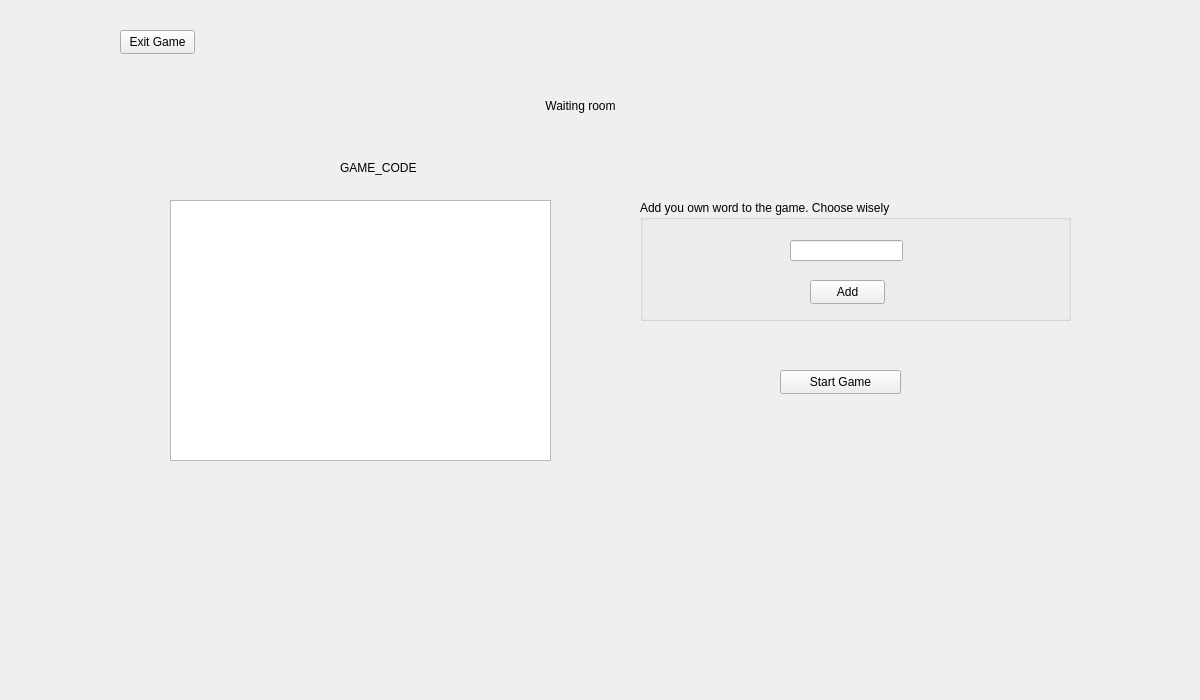
The window that Client/Client/Client/WaitingRoom.ui (ElenaLaura366/ProjectModernCpp) describes before a commit, drawn with Qt 5.
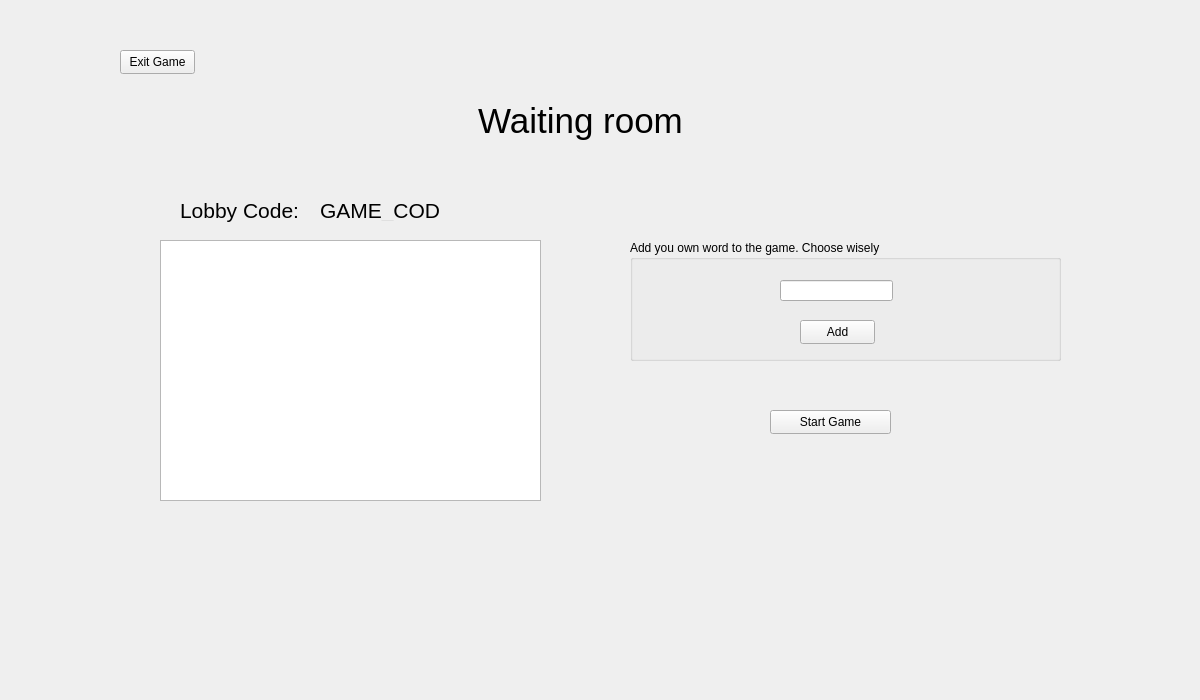
The same window after the commit.

Commit message: made chat desabled for drawing player, ui work

```diff
--- a/Client/Client/Client/WaitingRoom.ui
+++ b/Client/Client/Client/WaitingRoom.ui
@@ -16,12 +16,17 @@
   <widget class="QLabel" name="label">
    <property name="geometry">
     <rect>
-     <x>530</x>
-     <y>90</y>
-     <width>101</width>
-     <height>31</height>
+     <x>440</x>
+     <y>60</y>
+     <width>281</width>
+     <height>121</height>
     </rect>
    </property>
+   <property name="font">
+    <font>
+     <pointsize>26</pointsize>
+    </font>
+   </property>
    <property name="text">
     <string>Waiting room</string>
    </property>
@@ -32,8 +37,8 @@
   <widget class="QGroupBox" name="groupBox">
    <property name="geometry">
     <rect>
-     <x>640</x>
-     <y>200</y>
+     <x>630</x>
+     <y>240</y>
      <width>431</width>
      <height>121</height>
     </rect>
@@ -68,8 +73,8 @@
   <widget class="QPushButton" name="startGame">
    <property name="geometry">
     <rect>
-     <x>780</x>
-     <y>370</y>
+     <x>770</x>
+     <y>410</y>
      <width>121</width>
      <height>24</height>
     </rect>
@@ -81,12 +86,17 @@
   <widget class="QLabel" name="label_2">
    <property name="geometry">
     <rect>
-     <x>340</x>
-     <y>160</y>
-     <width>111</width>
-     <height>16</height>
+     <x>320</x>
+     <y>200</y>
+     <width>121</width>
+     <height>21</height>
     </rect>
    </property>
+   <property name="font">
+    <font>
+     <pointsize>16</pointsize>
+    </font>
+   </property>
    <property name="text">
     <string>GAME_CODE</string>
    </property>
@@ -94,8 +104,8 @@
   <widget class="QListWidget" name="listWidget">
    <property name="geometry">
     <rect>
-     <x>170</x>
-     <y>200</y>
+     <x>160</x>
+     <y>240</y>
      <width>381</width>
      <height>261</height>
     </rect>
@@ -108,7 +118,7 @@
    <property name="geometry">
     <rect>
      <x>120</x>
-     <y>30</y>
+     <y>50</y>
      <width>75</width>
      <height>24</height>
     </rect>
@@ -117,6 +127,24 @@
     <string>Exit Game</string>
    </property>
   </widget>
+  <widget class="QLabel" name="label_3">
+   <property name="geometry">
+    <rect>
+     <x>180</x>
+     <y>180</y>
+     <width>141</width>
+     <height>61</height>
+    </rect>
+   </property>
+   <property name="font">
+    <font>
+     <pointsize>16</pointsize>
+    </font>
+   </property>
+   <property name="text">
+    <string>Lobby Code:</string>
+   </property>
+  </widget>
  </widget>
  <layoutdefault spacing="6" margin="11"/>
  <resources/>
```
The commit also changes 6 other files.
